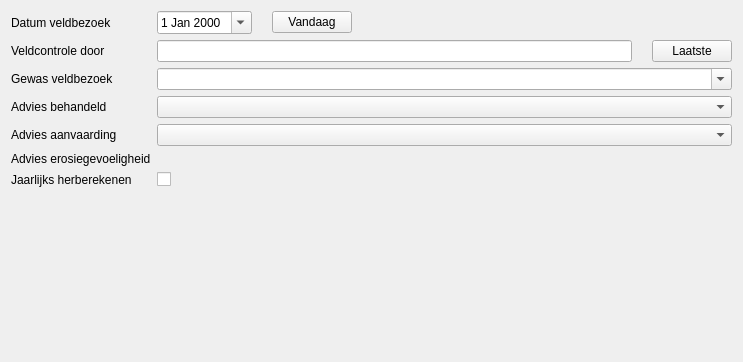
DOV-Vlaanderen/erosiebezwaren, file parceleditwindow/ui_quickedit.ui: the form before one commit.
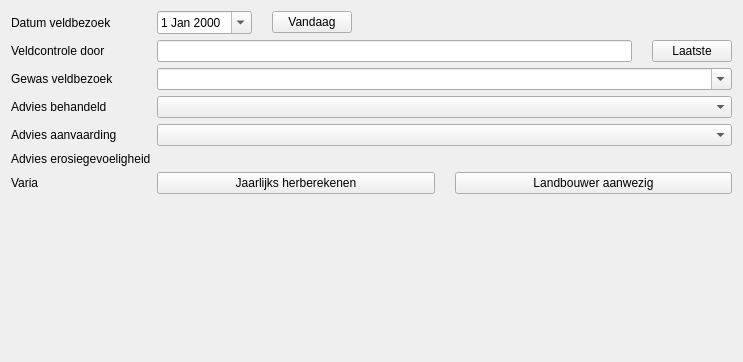
The form after the commit. Custom widgets are drawn as their Qt base class.

Commit message:
Veld toegevoegd voor 'landbouwer aanwezig'.
Introductie van ValueBooleanButton om plaats te sparen in
dialoogvenster.

The edit to the form file:
```diff
--- a/parceleditwindow/ui_quickedit.ui
+++ b/parceleditwindow/ui_quickedit.ui
@@ -17,6 +17,9 @@
    <string notr="true">* { font-size: 2em;}</string>
   </property>
   <layout class="QFormLayout" name="formLayout">
+   <property name="fieldGrowthPolicy">
+    <enum>QFormLayout::AllNonFixedFieldsGrow</enum>
+   </property>
    <property name="labelAlignment">
     <set>Qt::AlignLeading|Qt::AlignLeft|Qt::AlignVCenter</set>
    </property>
@@ -202,19 +205,42 @@
    <item row="8" column="0">
     <widget class="QLabel" name="label">
      <property name="text">
-      <string>Jaarlijks herberekenen</string>
+      <string>Varia</string>
      </property>
     </widget>
    </item>
    <item row="8" column="1">
-    <widget class="ValueCheckBox" name="efwCbx_jaarlijks_herberekenen">
-     <property name="text">
-      <string/>
+    <layout class="QHBoxLayout" name="horizontalLayout_3">
+     <property name="spacing">
+      <number>20</number>
      </property>
-     <property name="tristate">
-      <bool>false</bool>
-     </property>
-    </widget>
+     <item>
+      <widget class="ValueBooleanButton" name="efw_jaarlijks_herberekenen">
+       <property name="sizePolicy">
+        <sizepolicy hsizetype="Minimum" vsizetype="Preferred">
+         <horstretch>0</horstretch>
+         <verstretch>0</verstretch>
+        </sizepolicy>
+       </property>
+       <property name="text">
+        <string>Jaarlijks herberekenen</string>
+       </property>
+      </widget>
+     </item>
+     <item>
+      <widget class="ValueBooleanButton" name="efw_landbouwer_aanwezig">
+       <property name="sizePolicy">
+        <sizepolicy hsizetype="Minimum" vsizetype="Preferred">
+         <horstretch>0</horstretch>
+         <verstretch>0</verstretch>
+        </sizepolicy>
+       </property>
+       <property name="text">
+        <string>Landbouwer aanwezig</string>
+       </property>
+      </widget>
+     </item>
+    </layout>
    </item>
   </layout>
  </widget>
@@ -251,8 +277,8 @@
    <header>Erosiebezwaren/widgets/valueinput.h</header>
   </customwidget>
   <customwidget>
-   <class>ValueCheckBox</class>
-   <extends>QCheckBox</extends>
+   <class>ValueBooleanButton</class>
+   <extends>QPushButton</extends>
    <header>Erosiebezwaren/widgets/valueinput.h</header>
   </customwidget>
  </customwidgets>
```
Left out of the diff: 162 changed lines with no effect on the pictures. The commit also changes 2 other files.
